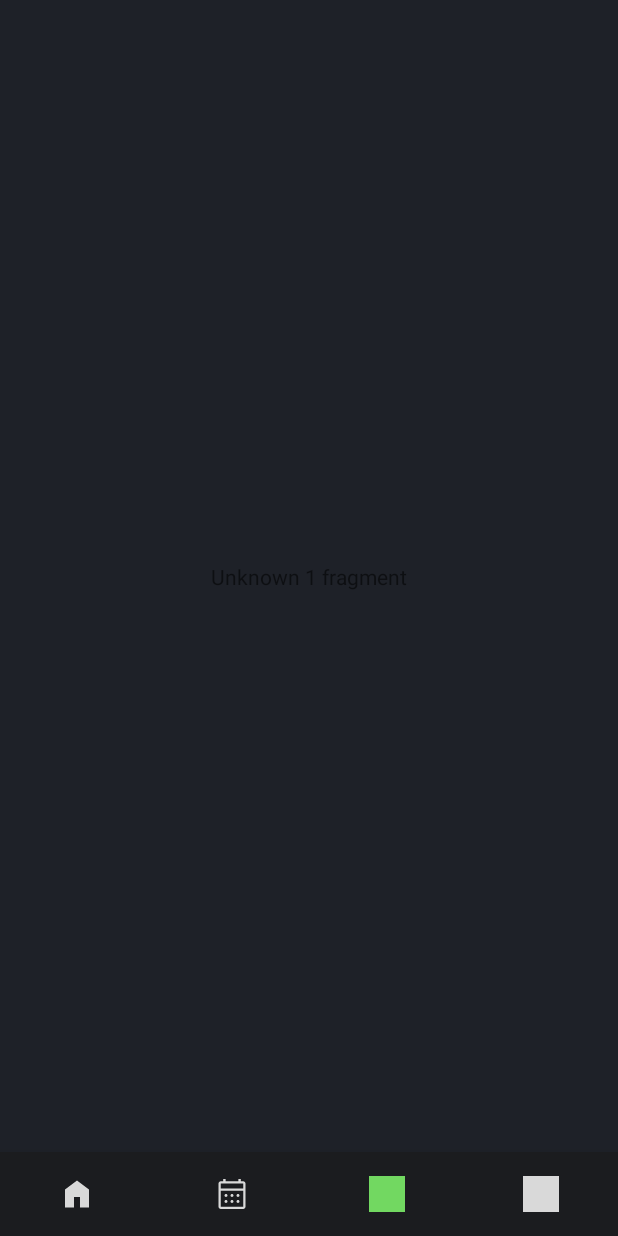
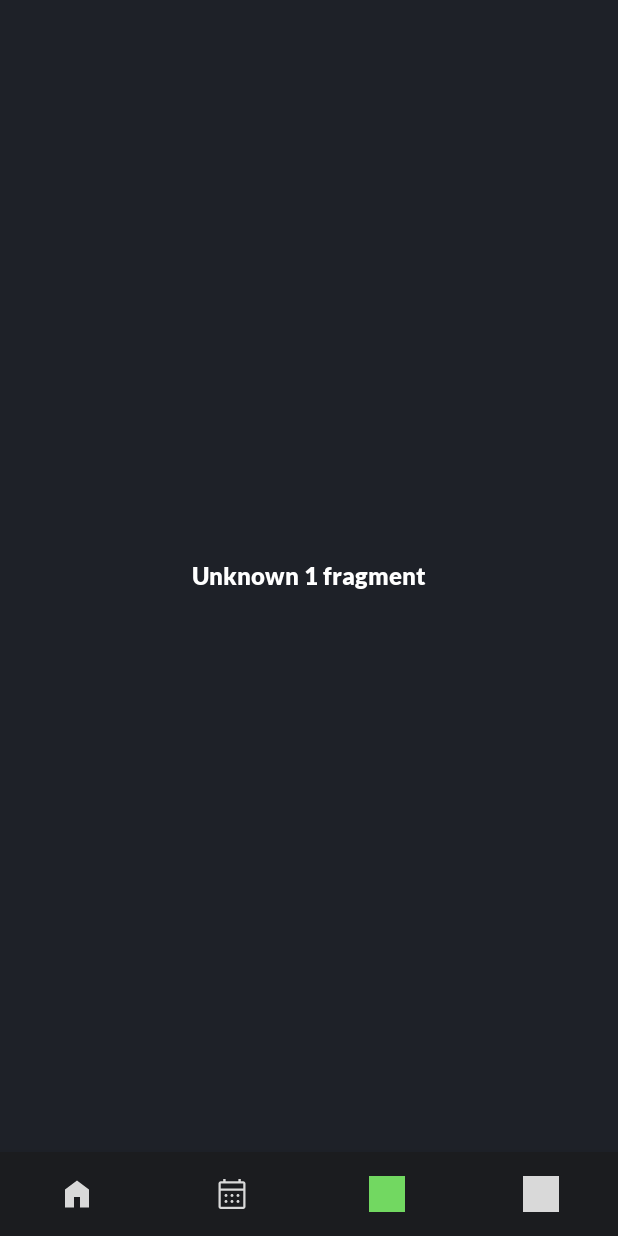
Before and after one commit to Anette11/WeekMonthPlanner, an Android app: the Unknown1Fragment screen opened through its navigation route, on a phone screen of 412 x 824 dp. Run offline under Robolectric (Android 15) with nearby library versions, the phone set to English and light mode, and no system bars; our stand-ins replace navigation-ui.

Commit message:
Correct fonts in unknown_1_fragment.xml and unknown_2_fragment.xml

```diff
--- a/app/src/main/res/layout/unknown_1_fragment.xml
+++ b/app/src/main/res/layout/unknown_1_fragment.xml
@@ -5,10 +5,12 @@
     android:layout_height="match_parent">
 
     <TextView
-        style="@style/Tiny_Lato_Black_16sp_White"
         android:layout_width="wrap_content"
         android:layout_height="wrap_content"
+        android:fontFamily="@font/lato_black"
         android:text="@string/fragment_1_name"
+        android:textColor="@color/white"
+        android:textSize="@dimen/_16sp"
         app:layout_constraintBottom_toBottomOf="parent"
         app:layout_constraintEnd_toEndOf="parent"
         app:layout_constraintStart_toStartOf="parent"
--- a/app/src/main/res/layout/unknown_2_fragment.xml
+++ b/app/src/main/res/layout/unknown_2_fragment.xml
@@ -5,10 +5,12 @@
     android:layout_height="match_parent">
 
     <TextView
-        style="@style/Tiny_Lato_Black_16sp_White"
         android:layout_width="wrap_content"
         android:layout_height="wrap_content"
+        android:fontFamily="@font/lato_black"
         android:text="@string/fragment_2_name"
+        android:textColor="@color/white"
+        android:textSize="@dimen/_16sp"
         app:layout_constraintBottom_toBottomOf="parent"
         app:layout_constraintEnd_toEndOf="parent"
         app:layout_constraintStart_toStartOf="parent"
```
